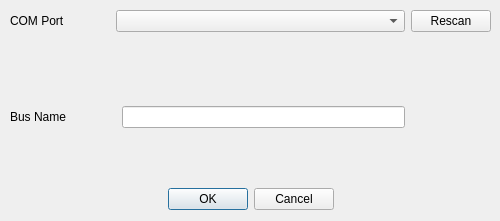
DynamicPerception/Graffik_Legacy, file Graffik/gui/core/Dialogs/addnetdialog.ui: the form before one commit.
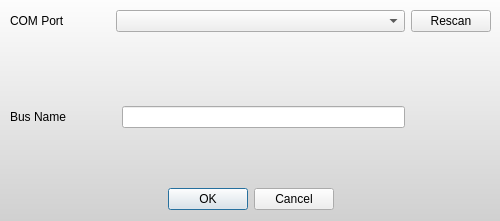
The form after the commit.

What changed in the file:
```diff
--- a/Graffik/gui/core/Dialogs/addnetdialog.ui
+++ b/Graffik/gui/core/Dialogs/addnetdialog.ui
@@ -17,7 +17,9 @@
    <string>Add Bus</string>
   </property>
   <property name="styleSheet">
-   <string notr="true"/>
+   <string notr="true">#AddNetDialog {
+background-color: qlineargradient(spread:pad, x1:0, y1:0, x2:0, y2:1, stop:0 rgba(253, 253, 253, 255), stop:1 rgba(208, 208, 208, 255));
+}</string>
   </property>
   <property name="modal">
    <bool>true</bool>
```
